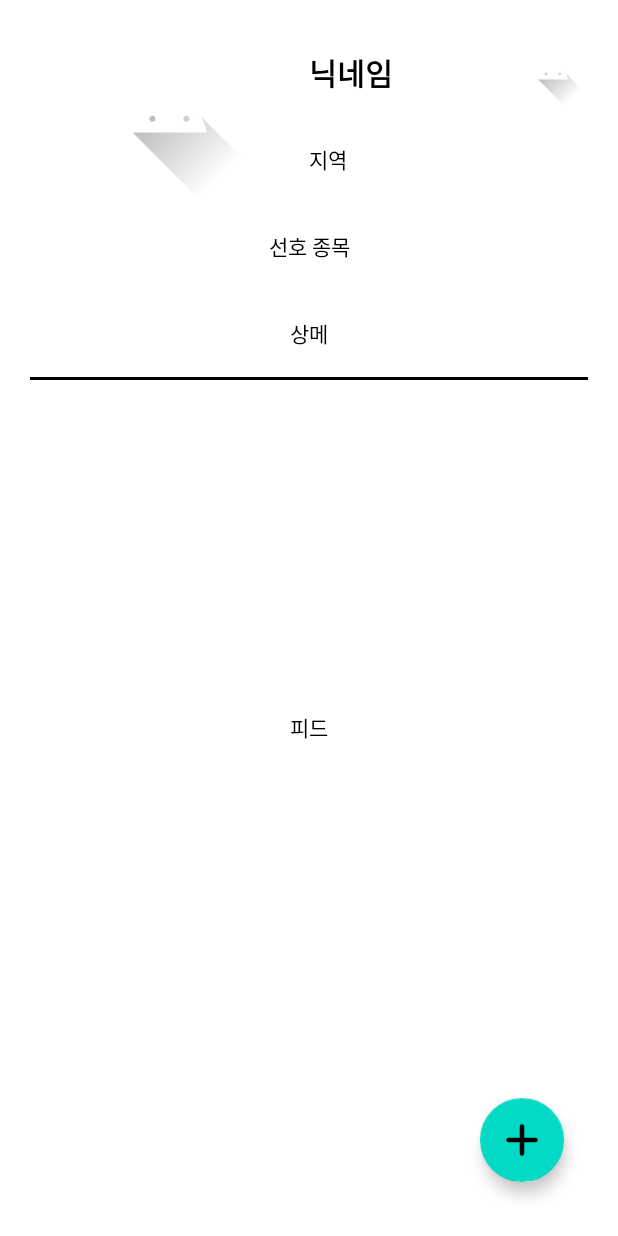
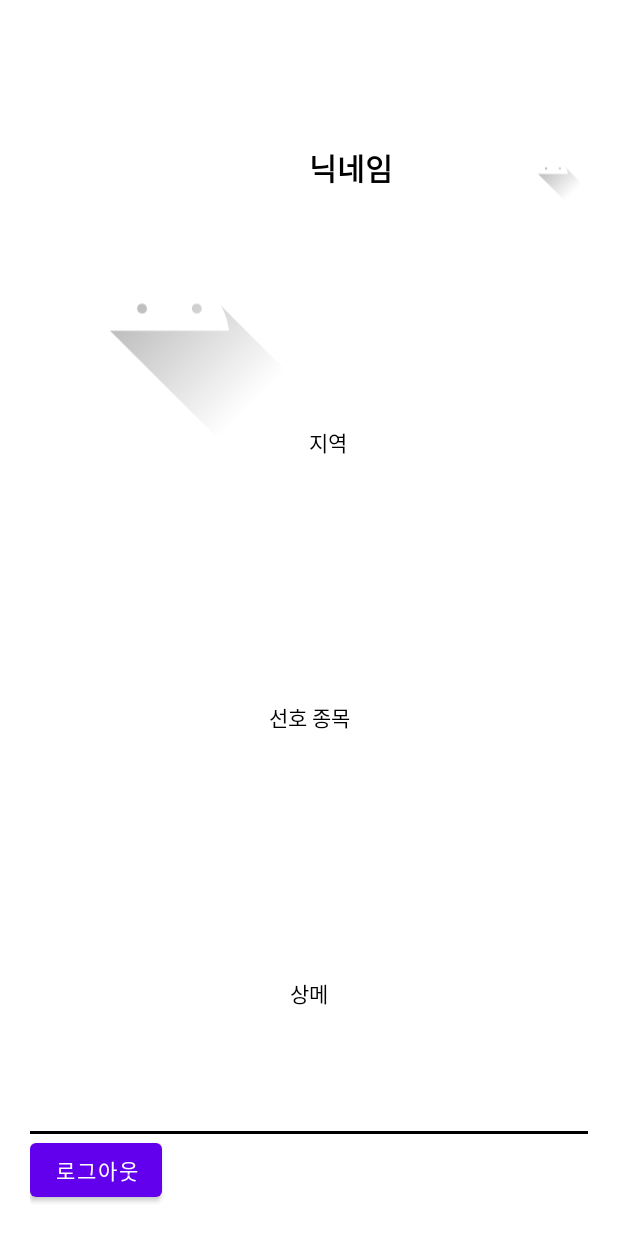
Before and after one commit to gawee2/capstone2_exercise, an Android app: the UserInfoActivity screen opened directly, with no data from a screen before it, on a phone screen of 412 x 824 dp. Run offline under Robolectric (Android 15) with nearby library versions, the phone set to English and light mode, and no system bars.

```diff
--- a/back/spring/src/main/java/com/example/spring/Controller/AuthController.java
+++ b/back/spring/src/main/java/com/example/spring/Controller/AuthController.java
@@ -33,7 +33,7 @@ public class AuthController {
         checkMember.setUserPw(loginDTO.getUserPw());
 
         //로그인 시도시 회원인지 아닌지 판단
-        if(memberService.isMember(checkMember) && !authService.isExist(checkMember)){
+        if(memberService.isMember(checkMember)){
             return authService.login(loginDTO);
         }else{
             ApiResponse apiResponse = new ApiResponse();
--- a/back/spring/src/main/java/com/example/spring/Repository/AuthRepository.java
+++ b/back/spring/src/main/java/com/example/spring/Repository/AuthRepository.java
@@ -15,4 +15,5 @@ public interface AuthRepository {
 
     //헤더에 포함되어 온 토큰으로 사용자 판단하는 부분
     String findUserByToken(String token);
+
 }
--- a/back/spring/src/main/java/com/example/spring/Repository/JpaAuthRepository.java
+++ b/back/spring/src/main/java/com/example/spring/Repository/JpaAuthRepository.java
@@ -46,7 +46,9 @@ public class JpaAuthRepository implements AuthRepository{
 
     @Override
     public void insertOrUpdateRefreshToken(RefreshToken refreshToken) {
-        em.persist(refreshToken);
+
+        em.flush();
+//        em.persist(refreshToken);
     }
 
     @Override
--- a/back/spring/src/main/java/com/example/spring/auth/AuthService.java
+++ b/back/spring/src/main/java/com/example/spring/auth/AuthService.java
@@ -36,7 +36,6 @@ public class AuthService {
     public String findUserByToken(String token){
         return authRepository.findUserByToken(token);
     }
-
 
     public ApiResponse login(AuthDTO.LoginDTO loginDTO) {
         ResponseMap result = new ResponseMap();
--- a/front/app/src/main/java/com/mju/exercise/HttpRequest/RetrofitAPI.java
+++ b/front/app/src/main/java/com/mju/exercise/HttpRequest/RetrofitAPI.java
@@ -38,7 +38,6 @@ public interface RetrofitAPI {
     Call<Boolean> uploadImg(@Part MultipartBody.Part imgFile);
 
 
-
     //로그인
     @Headers("Content-Type: application/json")
     @POST("/api/auth/login")
--- a/front/app/src/main/java/com/mju/exercise/UserInfoActivity.java
+++ b/front/app/src/main/java/com/mju/exercise/UserInfoActivity.java
@@ -4,6 +4,7 @@ import android.content.Context;
 import android.content.Intent;
 import android.os.Bundle;
 import android.view.View;
+import android.widget.Button;
 import android.widget.ImageView;
 import android.widget.TextView;
 import android.widget.Toast;
@@ -11,12 +12,15 @@ import android.widget.Toast;
 import androidx.appcompat.app.AppCompatActivity;
 
 import com.google.android.material.floatingactionbutton.FloatingActionButton;
+import com.mju.exercise.Preference.PreferenceUtil;
 
 public class UserInfoActivity extends AppCompatActivity {
     private Context mContext;
     private ImageView mImgProfile, mImgViewEditProfile;
     private TextView mTxtUserName, mTxtAddress, mTxtFavoriteSport, mTxtProfileMsg;
-    private FloatingActionButton mFbtnFeed;
+    private Button btnLogout;
+
+    private PreferenceUtil preferenceUtil;
 
     @Override
     protected void onCreate(Bundle savedInstanceState) {
@@ -47,9 +51,12 @@ public class UserInfoActivity extends AppCompatActivity {
         //수정 버튼
         mImgViewEditProfile = (ImageView) findViewById(R.id.imgViewEditProfile);
         mImgViewEditProfile.setOnClickListener(setOnClickListener);
-        //피드 추가 플로팅 버튼
-        mFbtnFeed = (FloatingActionButton) findViewById(R.id.fbtnFeed);
-        mFbtnFeed.setOnClickListener(setOnClickListener);
+
+        //로그아웃버튼
+        btnLogout = (Button) findViewById(R.id.btnLogout);
+        btnLogout.setOnClickListener(setOnClickListener);
+
+        preferenceUtil = PreferenceUtil.getInstance(getApplicationContext());
     }
 
     /**
@@ -63,8 +70,12 @@ public class UserInfoActivity extends AppCompatActivity {
                 Intent intent = new Intent(getApplicationContext(), EditProfileActivity.class);
                 startActivity(intent);
 
-            }else if (v == mFbtnFeed){
-                Toast.makeText(mContext, "추가", Toast.LENGTH_SHORT).show();
+            }else if (v == btnLogout){
+                //로그아웃하면 모든 값을 비움
+                preferenceUtil.setString("accessToken", "");
+                preferenceUtil.setString("refreshIdx", "");
+                preferenceUtil.setString("userId", "");
+                finish();
             }
         }
     };
--- a/front/app/src/main/res/layout/activity_user_info.xml
+++ b/front/app/src/main/res/layout/activity_user_info.xml
@@ -114,25 +114,10 @@
         android:layout_height="2dp"
         android:background="@color/black" />
 
-    <LinearLayout
-        android:layout_width="match_parent"
-        android:layout_height="0dp"
-        android:layout_weight="4">
-
-        <TextView
-            android:layout_width="match_parent"
-            android:layout_height="match_parent"
-            android:gravity="center"
-            android:text="피드"
-            android:textColor="@color/black" />
-    </LinearLayout>
-
-    <com.google.android.material.floatingactionbutton.FloatingActionButton
-        android:id="@+id/fbtnFeed"
-        android:src="@drawable/ic_ico_plus"
+    <Button
         android:layout_width="wrap_content"
         android:layout_height="wrap_content"
-        android:layout_gravity="end|bottom"
-        android:contentDescription="추가"
-        android:layout_margin="16dp" />
+        android:text="로그아웃"
+        android:id="@+id/btnLogout"
+        />
 </LinearLayout>
```
Also changed, not shown: back/spring/src/main/java/com/example/spring/Controller/MemberController.java (+6 -2 lines), front/app/src/main/java/com/mju/exercise/EditProfileActivity.java (+28 -11 lines), front/app/src/main/java/com/mju/exercise/HttpRequest/RetrofitUtil.java (added, +41 -0 lines), front/app/src/main/java/com/mju/exercise/MainActivity.java (+42 -35 lines), front/app/src/main/java/com/mju/exercise/Preference/PreferenceUtil.java (+10 -2 lines), front/app/src/main/java/com/mju/exercise/Sign/SignInActivity.java (+27 -17 lines), front/app/src/main/java/com/mju/exercise/Sign/SignUpActivity.java (+6 -9 lines), front/app/src/main/res/layout/activity_main.xml (+2 -15 lines), front/app/src/main/res/layout/activity_signin.xml (+5 -5 lines), 1 other file.
